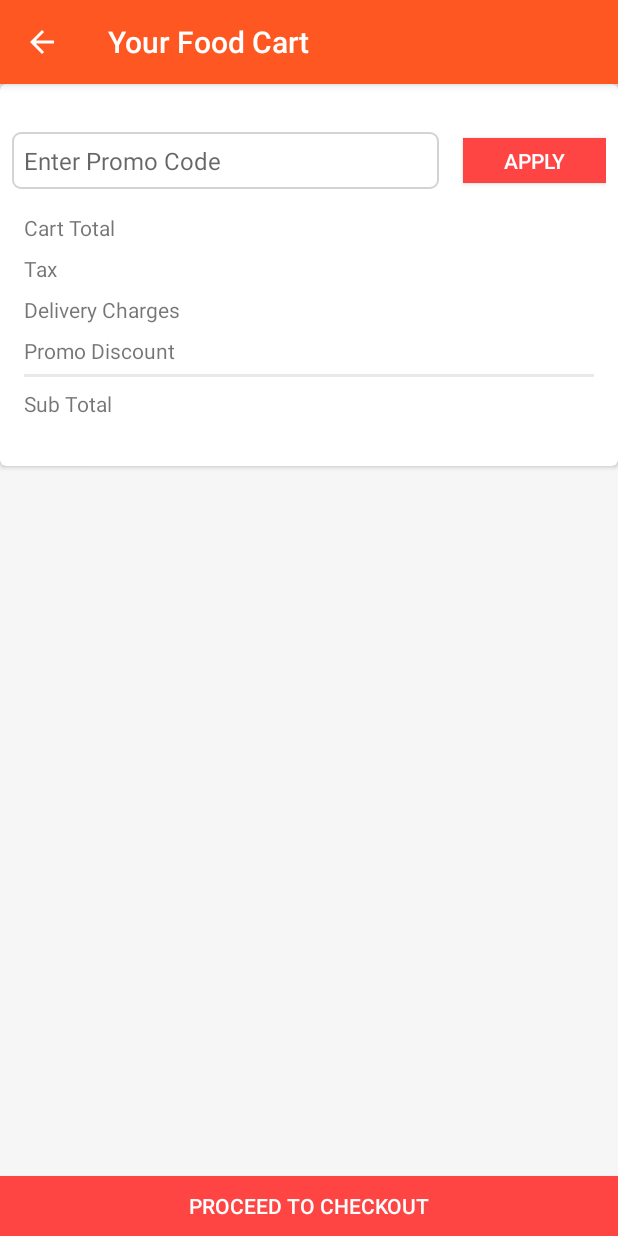
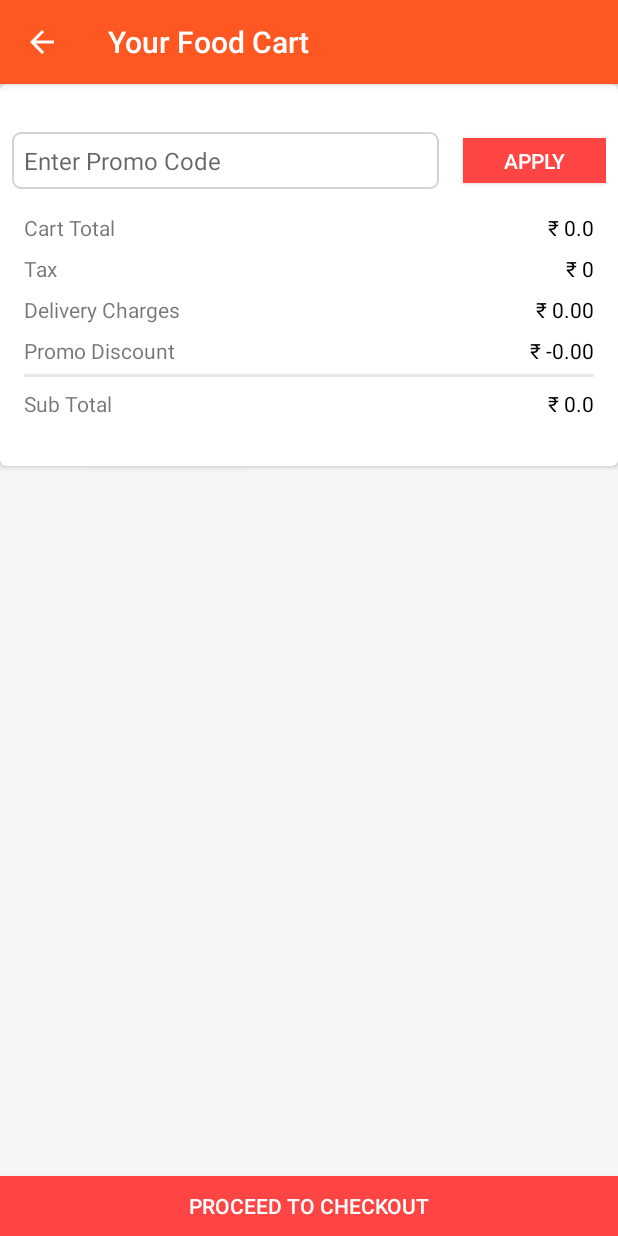
Before and after one commit to chaitanyanalbalwar/Menukart, an Android app: the FoodCartActivity screen opened directly, with no data from a screen before it, on a phone screen of 412 x 824 dp. Run offline under Robolectric (Android 15) with nearby library versions, the phone set to English and light mode, and no system bars; our stand-ins replace Room's generated code; pictures from the network do not load.

Commit message:
fixed the other restaurant menu db insert issue

```diff
--- a/app/src/main/java/in/menukart/menukart/db/MenuKartDao.java
+++ b/app/src/main/java/in/menukart/menukart/db/MenuKartDao.java
@@ -28,4 +28,5 @@ public interface MenuKartDao {
     @Query("SELECT * from current_orders WHERE quantity != 0")
     List<RestaurantMenu> getAllAddedItems();
 
+
 }
--- a/app/src/main/java/in/menukart/menukart/view/foodcart/cart/FoodCartActivity.java
+++ b/app/src/main/java/in/menukart/menukart/view/foodcart/cart/FoodCartActivity.java
@@ -19,9 +19,11 @@ import androidx.recyclerview.widget.RecyclerView;
 import com.google.gson.Gson;
 
 import java.text.DecimalFormat;
+import java.util.ArrayList;
 import java.util.List;
 
 import in.menukart.menukart.R;
+import in.menukart.menukart.db.MenuKartDatabase;
 import in.menukart.menukart.entities.foodcart.FoodCart;
 import in.menukart.menukart.entities.order.RestaurantMenu;
 import in.menukart.menukart.util.AppConstants;
@@ -30,7 +32,7 @@ import in.menukart.menukart.view.order.OrderRecord;
 
 public class FoodCartActivity extends AppCompatActivity {
 
-    List<RestaurantMenu> restaurantMenuList;
+    List<RestaurantMenu> restaurantMenuList = new ArrayList<>();
     Context context;
     RecyclerView rcvFoodCart;
     AppCompatEditText editPromoCode;
@@ -54,8 +56,9 @@ public class FoodCartActivity extends AppCompatActivity {
             getSupportActionBar().setDisplayHomeAsUpEnabled(true);
         }
         context = FoodCartActivity.this;
-        restaurantMenuList = (List<RestaurantMenu>) getIntent().
-                getSerializableExtra("selectedMenus");
+       /* restaurantMenuList = (List<RestaurantMenu>) getIntent().
+                getSerializableExtra("selectedMenus");*/
+        restaurantMenuList = MenuKartDatabase.getDatabase(context).menuKartDao().getAllAddedItems();
 
         initCartViews();
         loadCartViews();
@@ -80,7 +83,7 @@ public class FoodCartActivity extends AppCompatActivity {
         total = 0;
         if (restaurantMenuList != null) {
             for (int i = 0; i < restaurantMenuList.size(); i++) {
-                total = total + Double.parseDouble(restaurantMenuList.get(i).getMenu_price());
+                total = total + Double.parseDouble(restaurantMenuList.get(i).getMenu_price()) * restaurantMenuList.get(i).getQuantity();
             }
             foodCartTotal = String.valueOf(total);
             textFoodCartTotal.setText("\u20B9 " + String.valueOf(total));
--- a/app/src/main/java/in/menukart/menukart/view/foodcart/cart/FoodCartAdapter.java
+++ b/app/src/main/java/in/menukart/menukart/view/foodcart/cart/FoodCartAdapter.java
@@ -50,8 +50,8 @@ public class FoodCartAdapter extends RecyclerView.Adapter<FoodCartAdapter.FoodCa
                 .into(holder.imgFoodCart);
 
         holder.textFoodCartName.setText(restaurantMenu.getMenu_name());
-        holder.textFoodCartPrice.setText("\u20B9 " + Double.parseDouble(restaurantMenu.getMenu_price()));
-        holder.textFoodCartCount.setText("1");
+        holder.textFoodCartPrice.setText("\u20B9 " + Double.parseDouble(restaurantMenu.getMenu_price()) * restaurantMenu.getQuantity());
+        holder.textFoodCartCount.setText(""+restaurantMenu.quantity);
         holder.textAddFoodCart.setOnClickListener(new View.OnClickListener() {
             @Override
             public void onClick(View view) {
--- a/app/src/main/java/in/menukart/menukart/view/foodcart/trackorder/OrderSummaryActivity.java
+++ b/app/src/main/java/in/menukart/menukart/view/foodcart/trackorder/OrderSummaryActivity.java
@@ -56,6 +56,7 @@ import java.util.Random;
 import datamodels.PWEStaticDataModel;
 import in.menukart.menukart.R;
 import in.menukart.menukart.api.ApiClient;
+import in.menukart.menukart.db.MenuKartDatabase;
 import in.menukart.menukart.entities.MarkerData;
 import in.menukart.menukart.entities.explore.Restaurant;
 import in.menukart.menukart.entities.foodcart.FoodCart;
@@ -436,6 +437,9 @@ public class OrderSummaryActivity extends AppCompatActivity implements OnMapRead
     public void onSuccess(SaveOrder saveOrder) {
         ApiClient.hideProgressBar();
         if (saveOrder.getOrder_id() != null) {
+            // Delete record data
+            MenuKartDatabase.getDatabase(context).menuKartDao().deleteAll();
+
             Toast.makeText(OrderSummaryActivity.this, "Your Order Saved Successfully!", Toast.LENGTH_SHORT).show();
             Intent intentPlaceOrder = new Intent(OrderSummaryActivity.this, OrderPlacedActivity.class);
             startActivity(intentPlaceOrder);
--- a/app/src/main/java/in/menukart/menukart/view/order/menu/MenuActivity.java
+++ b/app/src/main/java/in/menukart/menukart/view/order/menu/MenuActivity.java
@@ -140,9 +140,8 @@ public class MenuActivity extends AppCompatActivity implements MenuView, CartUpd
         //restaurantMenus.addAll(menu.getData().getMenus());
         //TODO put db query into thread
         restaurantMenus = MenuKartDatabase.getDatabase(MenuActivity.this).menuKartDao().getAll();
-        if(restaurantMenus.isEmpty()){
-            MenuKartDatabase.getDatabase(MenuActivity.this).menuKartDao().insertAll(menu.getData().getMenus());
-        }
+        MenuKartDatabase.getDatabase(MenuActivity.this).menuKartDao().insertAll(menu.getData().getMenus());
+
         Log.i("onSuccessfulMenuList", restaurantMenus.toString());
     }
 
```
